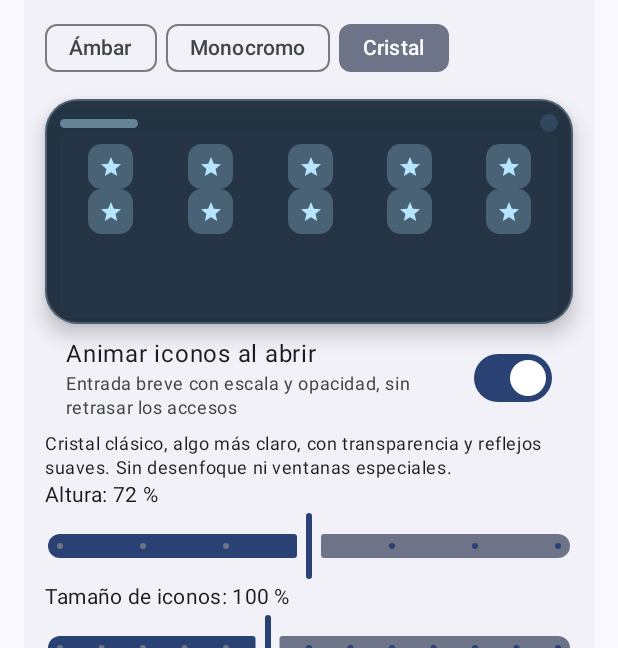
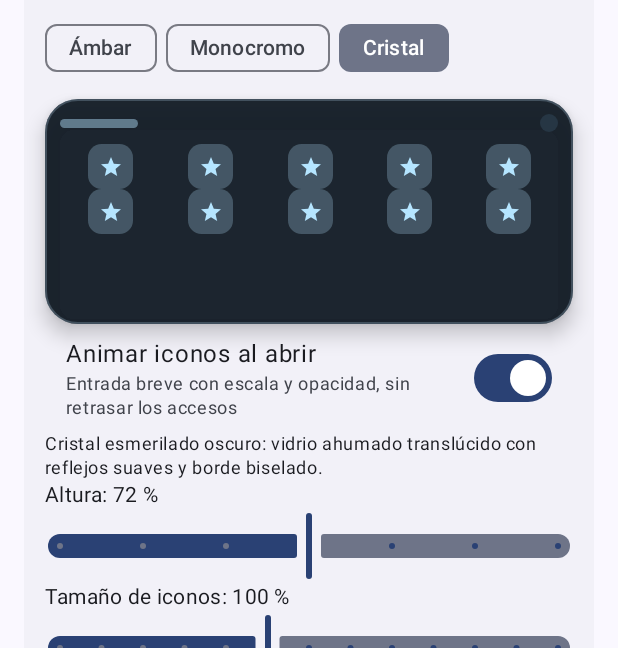
Before and after one commit to deadlylord/Nexo, an Android app built with Jetpack Compose: the composable SettingsScreen shown on its own in the app's theme, after a tap on "Cristal", on a phone screen of 412 x 824 dp, the part 588-1236 px from its top. Run offline under Robolectric (Android 15) with nearby library versions, the phone set to English and light mode, and no system bars; pictures from the network do not load.

Commit message:
feat: list-style search results with best-match highlight and dark frosted Cristal

```diff
--- a/app/src/main/java/com/stree/nexo/ui/SettingsScreen.kt
+++ b/app/src/main/java/com/stree/nexo/ui/SettingsScreen.kt
@@ -300,7 +300,7 @@ private fun PanelAppearanceSettings() {
             onCheckedChange = { animateIcons = it; Prefs.setAnimatePanelIcons(context, it) }
         )
         if (style == PanelStyle.GLASS) Text(
-            "Cristal clásico, algo más claro, con transparencia y reflejos suaves. Sin desenfoque ni ventanas especiales.",
+            "Cristal esmerilado oscuro: vidrio ahumado translúcido con reflejos suaves y borde biselado.",
             style = MaterialTheme.typography.bodySmall
         )
         Text(
--- a/app/src/main/java/com/stree/nexo/ui/theme/Theme.kt
+++ b/app/src/main/java/com/stree/nexo/ui/theme/Theme.kt
@@ -117,9 +117,9 @@ fun PanelTheme(style: PanelStyle, content: @Composable () -> Unit) {
         PanelStyle.NEXO -> MaterialTheme.colorScheme
         PanelStyle.GLASS -> darkColorScheme(
             primary = Color(0xFFB5E5FF), onPrimary = Color(0xFF102A39),
-            surface = Color(0xFF192A3A), surfaceVariant = Color(0xFF30475D),
-            background = Color(0xFF0E1925), onSurface = Color.White,
-            onSurfaceVariant = Color(0xFFD3E3F0), outlineVariant = Color(0xFF96B2C9)
+            surface = Color(0xFF0F1923), surfaceVariant = Color(0xFF263644),
+            background = Color(0xFF080F16), onSurface = Color.White,
+            onSurfaceVariant = Color(0xFFC9D8E4), outlineVariant = Color(0xFF8AA3B8)
         )
     }
     MaterialTheme(colorScheme = colors, content = content)
```
Also changed, not shown: app/src/main/java/com/stree/nexo/ui/PanelSurfaces.kt (+14 -14 lines), app/src/main/java/com/stree/nexo/ui/SearchScreen.kt (+28 -8 lines).
